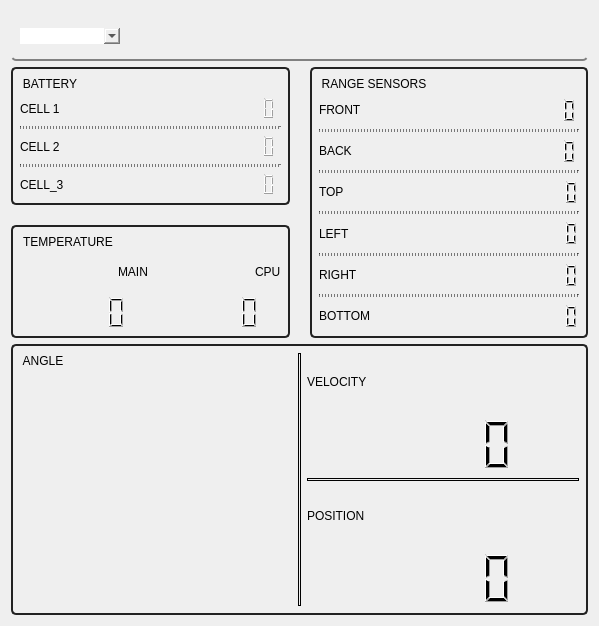
The window that dashboard/resource/dashboard.ui (GroupOfRobots/MiniRysRQT) describes before a commit, drawn with Qt 5.
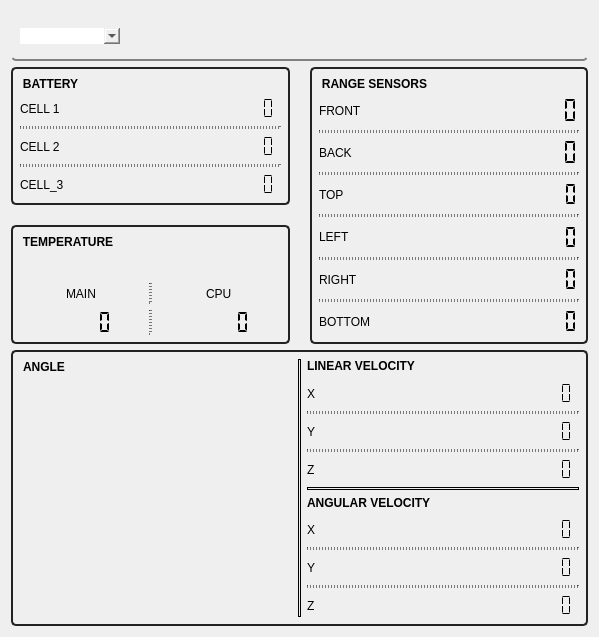
The same window after the commit.

Commit message: adding odom topic to dashboard

Diff of the .ui file:
```diff
--- a/dashboard/resource/dashboard.ui
+++ b/dashboard/resource/dashboard.ui
@@ -7,7 +7,7 @@
     <x>0</x>
     <y>0</y>
     <width>599</width>
-    <height>626</height>
+    <height>637</height>
    </rect>
   </property>
   <property name="windowTitle">
@@ -93,6 +93,12 @@
      </property>
      <item row="0" column="1">
       <widget class="QGroupBox" name="rangeSensorsWrapper">
+       <property name="font">
+        <font>
+         <weight>75</weight>
+         <bold>true</bold>
+        </font>
+       </property>
        <property name="styleSheet">
         <string notr="true"> QGroupBox {
  background-color: qlineargradient(x1: 0, y1: 0, x2: 0, y2: 1,
@@ -129,6 +135,9 @@
             <property name="digitCount">
              <number>4</number>
             </property>
+            <property name="segmentStyle">
+             <enum>QLCDNumber::Flat</enum>
+            </property>
            </widget>
           </item>
          </layout>
@@ -157,6 +166,9 @@
             <property name="digitCount">
              <number>4</number>
             </property>
+            <property name="segmentStyle">
+             <enum>QLCDNumber::Flat</enum>
+            </property>
            </widget>
           </item>
          </layout>
@@ -181,7 +193,11 @@
            </widget>
           </item>
           <item>
-           <widget class="QLCDNumber" name="topDistanceLcdUI"/>
+           <widget class="QLCDNumber" name="topDistanceLcdUI">
+            <property name="segmentStyle">
+             <enum>QLCDNumber::Flat</enum>
+            </property>
+           </widget>
           </item>
          </layout>
         </item>
@@ -205,7 +221,11 @@
            </widget>
           </item>
           <item>
-           <widget class="QLCDNumber" name="leftDistanceLcdUI"/>
+           <widget class="QLCDNumber" name="leftDistanceLcdUI">
+            <property name="segmentStyle">
+             <enum>QLCDNumber::Flat</enum>
+            </property>
+           </widget>
           </item>
          </layout>
         </item>
@@ -229,7 +249,11 @@
            </widget>
           </item>
           <item alignment="Qt::AlignRight">
-           <widget class="QLCDNumber" name="rightDistanceLcdUI"/>
+           <widget class="QLCDNumber" name="rightDistanceLcdUI">
+            <property name="segmentStyle">
+             <enum>QLCDNumber::Flat</enum>
+            </property>
+           </widget>
           </item>
          </layout>
         </item>
@@ -259,7 +283,11 @@
            </widget>
           </item>
           <item alignment="Qt::AlignRight">
-           <widget class="QLCDNumber" name="bottomDistanceLcdUI"/>
+           <widget class="QLCDNumber" name="bottomDistanceLcdUI">
+            <property name="segmentStyle">
+             <enum>QLCDNumber::Flat</enum>
+            </property>
+           </widget>
           </item>
          </layout>
         </item>
@@ -276,6 +304,12 @@
        </property>
        <item>
         <widget class="QGroupBox" name="batteryGroupBox">
+         <property name="font">
+          <font>
+           <weight>75</weight>
+           <bold>true</bold>
+          </font>
+         </property>
          <property name="styleSheet">
           <string notr="true"> QGroupBox {
  	background-color: qlineargradient(
@@ -318,6 +352,9 @@
               <property name="autoFillBackground">
                <bool>false</bool>
               </property>
+              <property name="segmentStyle">
+               <enum>QLCDNumber::Flat</enum>
+              </property>
              </widget>
             </item>
            </layout>
@@ -348,7 +385,11 @@
              </widget>
             </item>
             <item alignment="Qt::AlignRight">
-             <widget class="QLCDNumber" name="voltageCell2Lcd"/>
+             <widget class="QLCDNumber" name="voltageCell2Lcd">
+              <property name="segmentStyle">
+               <enum>QLCDNumber::Flat</enum>
+              </property>
+             </widget>
             </item>
            </layout>
           </item>
@@ -382,6 +423,9 @@
               <property name="styleSheet">
                <string notr="true"/>
               </property>
+              <property name="segmentStyle">
+               <enum>QLCDNumber::Flat</enum>
+              </property>
              </widget>
             </item>
            </layout>
@@ -391,6 +435,12 @@
        </item>
        <item>
         <widget class="QGroupBox" name="groupBox_7">
+         <property name="font">
+          <font>
+           <weight>75</weight>
+           <bold>true</bold>
+          </font>
+         </property>
          <property name="styleSheet">
           <string notr="true"> QGroupBox {
  background-color: qlineargradient(x1: 0, y1: 0, x2: 0, y2: 1,
@@ -413,16 +463,33 @@
           <property name="topMargin">
            <number>30</number>
           </property>
+          <item>
+           <widget class="Line" name="line_14">
+            <property name="orientation">
+             <enum>Qt::Vertical</enum>
+            </property>
+           </widget>
+          </item>
           <item>
            <layout class="QHBoxLayout" name="horizontalLayout_2">
-            <item alignment="Qt::AlignRight">
+            <item alignment="Qt::AlignHCenter">
              <widget class="QLabel" name="label_3">
               <property name="text">
                <string>MAIN</string>
               </property>
              </widget>
             </item>
-            <item alignment="Qt::AlignRight">
+            <item>
+             <widget class="Line" name="line_16">
+              <property name="styleSheet">
+               <string notr="true">border: 1px dashed black;</string>
+              </property>
+              <property name="orientation">
+               <enum>Qt::Vertical</enum>
+              </property>
+             </widget>
+            </item>
+            <item alignment="Qt::AlignHCenter">
              <widget class="QLabel" name="label_2">
               <property name="text">
                <string>CPU</string>
@@ -433,7 +500,7 @@
           </item>
           <item>
            <layout class="QHBoxLayout" name="horizontalLayout_6">
-            <item>
+            <item alignment="Qt::AlignHCenter">
              <widget class="QLCDNumber" name="temperatureMainLcd">
               <property name="minimumSize">
                <size>
@@ -447,9 +514,22 @@
               <property name="styleSheet">
                <string notr="true"/>
               </property>
+              <property name="segmentStyle">
+               <enum>QLCDNumber::Flat</enum>
+              </property>
              </widget>
             </item>
             <item>
+             <widget class="Line" name="line_15">
+              <property name="styleSheet">
+               <string notr="true">border: 1px dashed black;</string>
+              </property>
+              <property name="orientation">
+               <enum>Qt::Vertical</enum>
+              </property>
+             </widget>
+            </item>
+            <item alignment="Qt::AlignHCenter">
              <widget class="QLCDNumber" name="temperatureCpuLcd">
               <property name="minimumSize">
                <size>
@@ -460,6 +540,9 @@
               <property name="styleSheet">
                <string notr="true"/>
               </property>
+              <property name="segmentStyle">
+               <enum>QLCDNumber::Flat</enum>
+              </property>
              </widget>
             </item>
            </layout>
@@ -473,6 +556,12 @@
    </item>
    <item>
     <widget class="QGroupBox" name="groupBox_5">
+     <property name="font">
+      <font>
+       <weight>75</weight>
+       <bold>true</bold>
+      </font>
+     </property>
      <property name="styleSheet">
       <string notr="true"> QGroupBox {
  background-color: qlineargradient(x1: 0, y1: 0, x2: 0, y2: 1,
@@ -494,6 +583,12 @@
      <layout class="QHBoxLayout" name="horizontalLayout_3">
       <item>
        <widget class="QWidget" name="angleWidget" native="true">
+        <property name="font">
+         <font>
+          <weight>75</weight>
+          <bold>true</bold>
+         </font>
+        </property>
         <layout class="QVBoxLayout" name="verticalLayout_3"/>
        </widget>
       </item>
@@ -508,16 +603,99 @@
        </widget>
       </item>
       <item>
-       <layout class="QVBoxLayout" name="verticalLayout_6">
-        <item>
+       <layout class="QVBoxLayout" name="velocityLayoutUI">
+        <item alignment="Qt::AlignTop">
          <widget class="QLabel" name="label">
+          <property name="font">
+           <font>
+            <weight>75</weight>
+            <bold>true</bold>
+           </font>
+          </property>
           <property name="text">
-           <string>VELOCITY</string>
+           <string>LINEAR VELOCITY</string>
           </property>
          </widget>
         </item>
         <item>
-         <widget class="QLCDNumber" name="lcdNumber"/>
+         <layout class="QHBoxLayout" name="xLinearVelocityLayoutUI">
+          <item>
+           <widget class="QLabel" name="xLinearVelcocityLabelUI">
+            <property name="text">
+             <string>X</string>
+            </property>
+           </widget>
+          </item>
+          <item alignment="Qt::AlignRight">
+           <widget class="QLCDNumber" name="xLinearVelcocityLcdUI">
+            <property name="segmentStyle">
+             <enum>QLCDNumber::Flat</enum>
+            </property>
+           </widget>
+          </item>
+         </layout>
+        </item>
+        <item>
+         <widget class="Line" name="line_9">
+          <property name="minimumSize">
+           <size>
+            <width>0</width>
+            <height>0</height>
+           </size>
+          </property>
+          <property name="styleSheet">
+           <string notr="true">border: 1px dashed black;</string>
+          </property>
+          <property name="orientation">
+           <enum>Qt::Horizontal</enum>
+          </property>
+         </widget>
+        </item>
+        <item>
+         <layout class="QHBoxLayout" name="yLinearVelocityLayoutUI">
+          <item>
+           <widget class="QLabel" name="yLinearVelcocityLabelUI">
+            <property name="text">
+             <string>Y</string>
+            </property>
+           </widget>
+          </item>
+          <item alignment="Qt::AlignRight">
+           <widget class="QLCDNumber" name="yLinearVelcocityLcdUI">
+            <property name="segmentStyle">
+             <enum>QLCDNumber::Flat</enum>
+            </property>
+           </widget>
+          </item>
+         </layout>
+        </item>
+        <item>
+         <widget class="Line" name="line_11">
+          <property name="styleSheet">
+           <string notr="true">border: 1px dashed black;</string>
+          </property>
+          <property name="orientation">
+           <enum>Qt::Horizontal</enum>
+          </property>
+         </widget>
+        </item>
+        <item>
+         <layout class="QHBoxLayout" name="zLinearVelocityLayoutUI">
+          <item>
+           <widget class="QLabel" name="zLinearVelcocityLabelUI">
+            <property name="text">
+             <string>Z</string>
+            </property>
+           </widget>
+          </item>
+          <item alignment="Qt::AlignRight">
+           <widget class="QLCDNumber" name="zLinearVelcocityLcdUI">
+            <property name="segmentStyle">
+             <enum>QLCDNumber::Flat</enum>
+            </property>
+           </widget>
+          </item>
+         </layout>
         </item>
         <item>
          <widget class="Line" name="line_6">
@@ -529,15 +707,95 @@
           </property>
          </widget>
         </item>
-        <item>
+        <item alignment="Qt::AlignTop">
          <widget class="QLabel" name="label_4">
+          <property name="font">
+           <font>
+            <weight>75</weight>
+            <bold>true</bold>
+           </font>
+          </property>
           <property name="text">
-           <string>POSITION</string>
+           <string>ANGULAR VELOCITY</string>
           </property>
          </widget>
         </item>
         <item>
-         <widget class="QLCDNumber" name="lcdNumber_2"/>
+         <layout class="QHBoxLayout" name="xAngularVelocityLayoutUI_2">
+          <item>
+           <widget class="QLabel" name="xAngularVelcocityLcdUI_2">
+            <property name="text">
+             <string>X</string>
+            </property>
+           </widget>
+          </item>
+          <item alignment="Qt::AlignRight">
+           <widget class="QLCDNumber" name="xAngularVelcocityLcdUI">
+            <property name="segmentStyle">
+             <enum>QLCDNumber::Flat</enum>
+            </property>
+           </widget>
+          </item>
+         </layout>
+        </item>
+        <item>
+         <widget class="Line" name="line_12">
+          <property name="styleSheet">
+           <string notr="true">border: 1px dashed black;</string>
+          </property>
+          <property name="orientation">
+           <enum>Qt::Horizontal</enum>
+          </property>
+         </widget>
+        </item>
+        <item>
+         <layout class="QHBoxLayout" name="yAngularVelocityLayoutUI">
+          <item>
+           <widget class="QLabel" name="yAngularVelcocityLcdUI_2">
+            <property name="text">
+             <string>Y</string>
+            </property>
+           </widget>
+          </item>
+          <item alignment="Qt::AlignRight">
+           <widget class="QLCDNumber" name="yAngularVelcocityLcdUI">
+            <property name="segmentStyle">
+             <enum>QLCDNumber::Flat</enum>
+            </property>
+           </widget>
+          </item>
+         </layout>
+        </item>
+        <item>
+         <widget class="Line" name="line_13">
+          <property name="styleSheet">
+           <string notr="true">border: 1px dashed black;</string>
+          </property>
+          <property name="orientation">
+           <enum>Qt::Horizontal</enum>
+          </property>
+         </widget>
+        </item>
+        <item>
+         <layout class="QHBoxLayout" name="zAngularVelocityLayoutUI">
+          <item>
+           <widget class="QLabel" name="zAgunlarVelcocityLabelUI">
+            <property name="text">
+             <string>Z</string>
+            </property>
+           </widget>
+          </item>
+          <item alignment="Qt::AlignRight">
+           <widget class="QLCDNumber" name="zAngularVelcocityLcdUI">
+            <property name="frameShadow">
+             <enum>QFrame::Plain</enum>
+            </property>
+            <property name="segmentStyle">
+             <enum>QLCDNumber::Flat</enum>
+            </property>
+           </widget>
+          </item>
+         </layout>
         </item>
        </layout>
       </item>
```
The commit also changes 1 other file.
